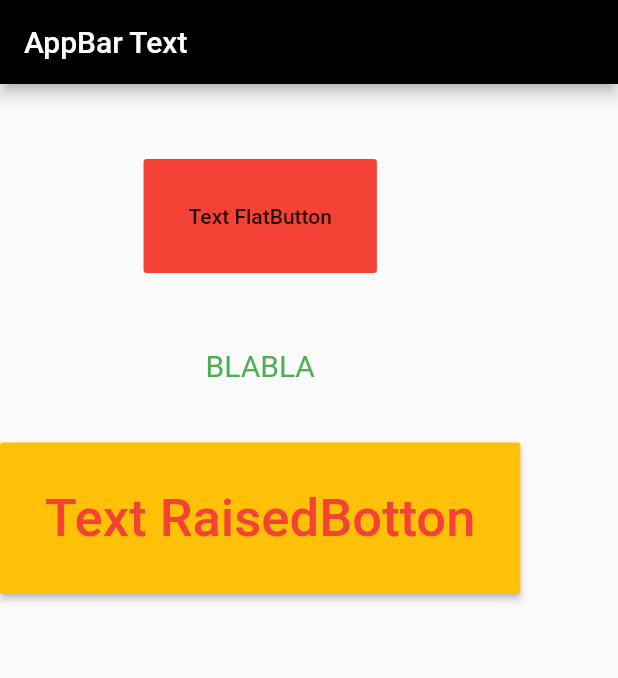
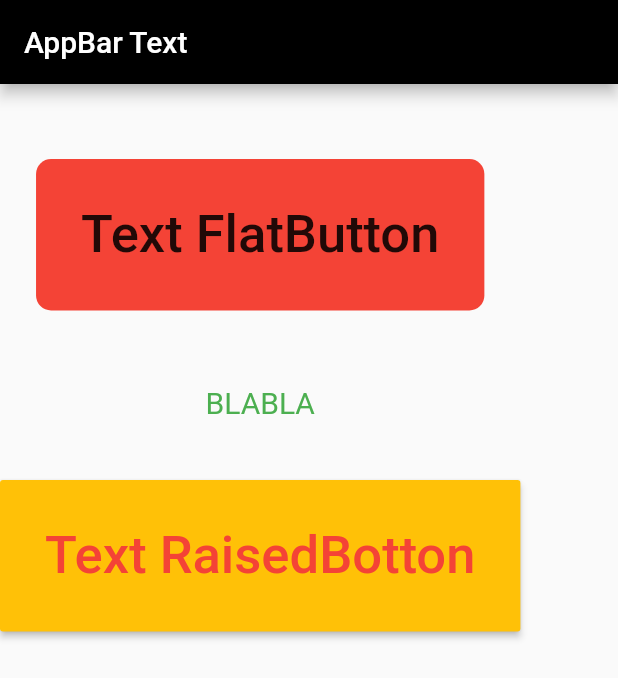
Before and after one commit to Devsaci/flutter2basic, a Flutter app: the screen it shows after launch, on a phone screen of 412 x 824 dp. Shown: the top 678 px of the screen. Run offline on Flutter 3.47's test engine with Material 2 defaults, Android fonts, the phone set to English and light mode, and no system bars.

Commit message:
shape: RoundedRectangleBorde

```diff
--- a/lib/main.dart
+++ b/lib/main.dart
@@ -40,11 +40,19 @@ class _MyAppState extends State<MyApp> {
                   height: 50,
                 ),
                 FlatButton(
-                  onPressed: (){},
+                  onPressed: () {},
                   padding: EdgeInsets.all(30),
                   color: Colors.red,
-                  child: Text("Text FlatButton"),
+                  child: Text(
+                    "Text FlatButton",
+                    style: TextStyle(fontSize: 35),
+                  ),
+                  splashColor: Colors.blue,
                   disabledColor: Colors.blueGrey,
+                  highlightColor: Colors.yellow,
+                  shape: RoundedRectangleBorder(
+                    borderRadius: BorderRadius.all(Radius.circular(10.0)),
+                  ),
                 ),
                 SizedBox(
                   height: 50,
```
